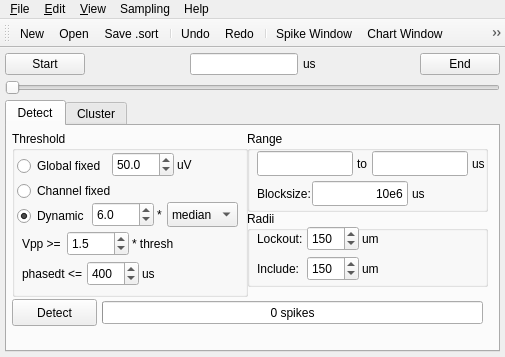
The window that spyke/spyke.ui (spyke/spyke) describes before a commit, drawn with Qt 5.
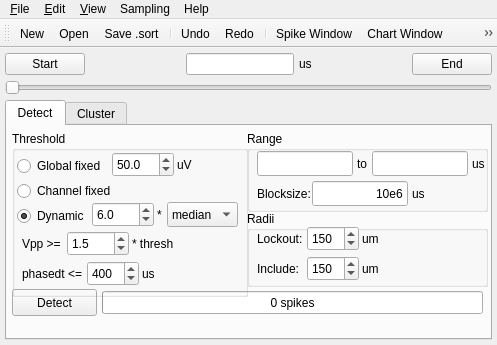
The same window after the commit. Icons and pictures are not drawn.

Commit message: data windows work 100% now

What changed in the file:
```diff
--- a/spyke/spyke.ui
+++ b/spyke/spyke.ui
@@ -6,8 +6,8 @@
    <rect>
     <x>0</x>
     <y>0</y>
-    <width>505</width>
-    <height>357</height>
+    <width>497</width>
+    <height>345</height>
    </rect>
   </property>
   <property name="windowTitle">
@@ -136,8 +136,8 @@
       </property>
       <property name="minimumSize">
        <size>
-        <width>495</width>
-        <height>236</height>
+        <width>487</width>
+        <height>224</height>
        </size>
       </property>
       <property name="currentIndex">
@@ -151,7 +151,7 @@
         <property name="geometry">
          <rect>
           <x>5</x>
-          <y>173</y>
+          <y>163</y>
           <width>85</width>
           <height>27</height>
          </rect>
@@ -164,7 +164,7 @@
         <property name="geometry">
          <rect>
           <x>95</x>
-          <y>175</y>
+          <y>165</y>
           <width>381</width>
           <height>23</height>
          </rect>
@@ -679,7 +679,7 @@
     <rect>
      <x>0</x>
      <y>0</y>
-     <width>505</width>
+     <width>497</width>
      <height>23</height>
     </rect>
    </property>
```
The commit also changes 2 other files.
